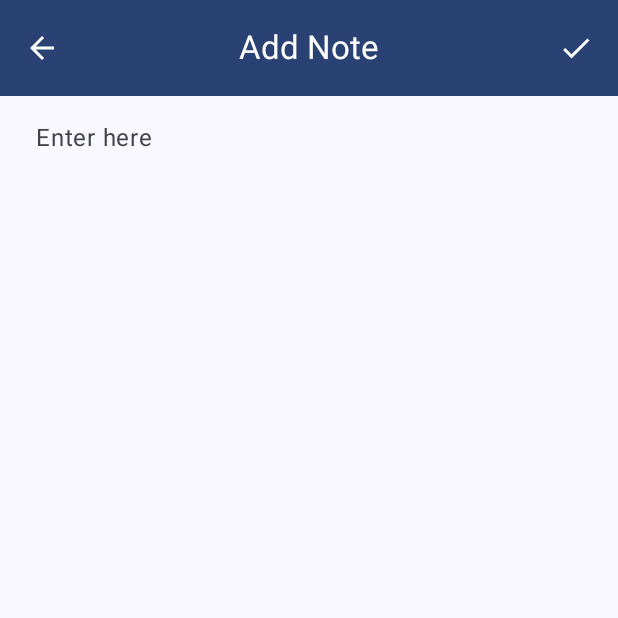
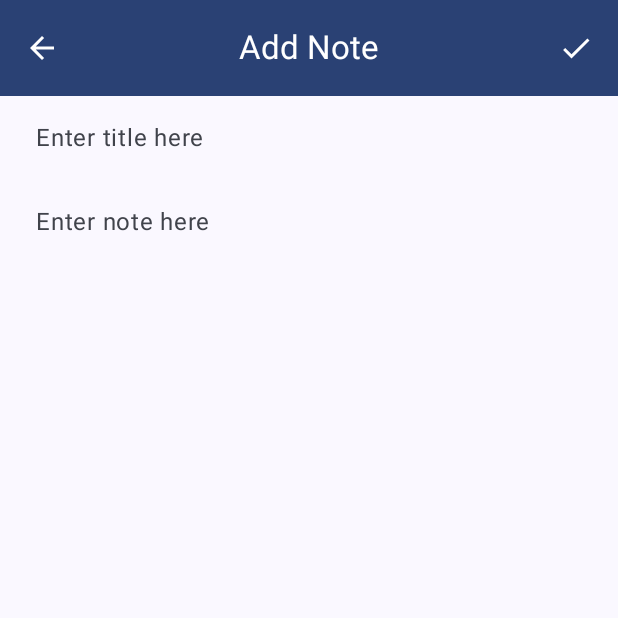
Before and after one commit to dnshariprasad/HNotes, an Android app built with Jetpack Compose: the CreateNoteScreen screen opened through its navigation route, on a phone screen of 412 x 824 dp, the top half of it. Run offline under Robolectric (Android 15) with nearby library versions, the phone set to English and light mode, and no system bars; our stand-ins replace Room's generated code, livedata-compose.

Commit message:
title and info added

```diff
--- a/app/src/main/java/com/htrack/hnotes/ui/screen/CreateNoteScreen.kt
+++ b/app/src/main/java/com/htrack/hnotes/ui/screen/CreateNoteScreen.kt
@@ -1,40 +1,38 @@
 package com.htrack.hnotes.ui.screen
 
+import android.widget.Toast
+import androidx.compose.foundation.layout.Column
 import androidx.compose.foundation.layout.fillMaxHeight
+import androidx.compose.foundation.layout.fillMaxSize
 import androidx.compose.foundation.layout.fillMaxWidth
 import androidx.compose.foundation.layout.padding
+import androidx.compose.foundation.layout.wrapContentHeight
 import androidx.compose.material.icons.Icons
 import androidx.compose.material.icons.filled.Delete
 import androidx.compose.material.icons.filled.Done
 import androidx.compose.material3.Icon
 import androidx.compose.material3.IconButton
-import androidx.compose.material3.MaterialTheme
-import androidx.compose.material3.Text
-import androidx.compose.material3.TextField
-import androidx.compose.material3.TextFieldDefaults
 import androidx.compose.runtime.Composable
 import androidx.compose.runtime.getValue
 import androidx.compose.runtime.mutableStateOf
 import androidx.compose.runtime.remember
 import androidx.compose.runtime.setValue
 import androidx.compose.ui.Modifier
-import androidx.compose.ui.graphics.Color
+import androidx.compose.ui.platform.LocalContext
 import androidx.compose.ui.res.stringResource
 import androidx.compose.ui.unit.dp
 import androidx.navigation.NavHostController
 import com.htrack.hnotes.MainViewModel
 import com.htrack.hnotes.R
-import com.htrack.hnotes.data.Note
 import com.htrack.hnotes.ui.theme.AlertDialog
 import com.htrack.hnotes.ui.theme.BackNavigationIcon
+import com.htrack.hnotes.ui.theme.HTextField
 import com.htrack.hnotes.ui.theme.ScreenCore
 
 @Composable
 fun CreateNoteScreen(navController: NavHostController, viewModel: MainViewModel) {
-    val oldNote = viewModel.selectedNote
-
-    var note by remember { mutableStateOf(oldNote?.info ?: "") }
     var showAlert by remember { mutableStateOf(false) }
+    val context = LocalContext.current // Moved LocalContext inside NoteList
 
     ScreenCore(
         title = stringResource(R.string.add_note),
@@ -45,52 +43,53 @@ fun CreateNoteScreen(navController: NavHostController, viewModel: MainViewModel)
         },
         actions = {
             CreateNoteScreenActions(
-                null != oldNote,
+                0 != viewModel.selectedNote.value.id,
                 deleteClick = {
                     showAlert = !showAlert
                 },
                 addClick = {
-                    if (note.isEmpty()) {
+                    if (viewModel.selectedNote.value.title?.isEmpty() == true) {
+                        Toast.makeText(context, "Please enter title", Toast.LENGTH_SHORT).show()
                         return@CreateNoteScreenActions
                     }
-                    if (null != oldNote) {
-                        oldNote.info = note
-                        viewModel.updateNote(oldNote)
-                    } else {
-                        viewModel.addNote(Note(info = note))
+                    if (viewModel.selectedNote.value.info?.isEmpty() == true) {
+                        Toast.makeText(context, "Please enter info", Toast.LENGTH_SHORT).show()
+                        return@CreateNoteScreenActions
                     }
+                    viewModel.addOrUpdateNote()
                     navController.popBackStack()
                 })
         }) { pv ->
-        TextField(
+        Column(
             modifier = Modifier
-                .fillMaxWidth()
-                .fillMaxHeight()
+                .fillMaxSize()
                 .padding(pv)
-                .padding(start = 8.dp, end = 8.dp),
-            value = note,
-            onValueChange = { t ->
-                note = t
-            },
-            placeholder = { Text(stringResource(R.string.enter_here)) },
-            colors = TextFieldDefaults.colors(
-                cursorColor = MaterialTheme.colorScheme.onPrimary,
-                disabledTextColor = MaterialTheme.colorScheme.onPrimary,
-                focusedTextColor = MaterialTheme.colorScheme.onPrimary,
-                focusedContainerColor = Color.Transparent,
-                unfocusedContainerColor = Color.Transparent,
-                disabledContainerColor = Color.Transparent,
-                errorContainerColor = Color.Transparent,
-                disabledIndicatorColor = Color.Transparent,
-                errorIndicatorColor = Color.Transparent,
-                focusedIndicatorColor = Color.Transparent,
-                unfocusedIndicatorColor = Color.Transparent,
-            )
-        )
-
+        ) {
+            HTextField(
+                modifier = Modifier
+                    .fillMaxWidth()
+                    .wrapContentHeight()
+                    .padding(start = 8.dp, end = 8.dp),
+                text = viewModel.selectedNote.value.title ?: "",
+                hint = stringResource(R.string.enter_title_here)
+            ) { t ->
+                viewModel.onTitleChanged(t)
+            }
+            HTextField(
+                modifier = Modifier
+                    .weight(1F)
+                    .fillMaxWidth()
+                    .fillMaxHeight()
+                    .padding(start = 8.dp, end = 8.dp),
+                text = viewModel.selectedNote.value.info ?: "",
+                hint = stringResource(R.string.enter_note_here)
+            ) { t ->
+                viewModel.onInfoChanged(t)
+            }
+        }
         if (showAlert) {
-            AlertDialog(dialogText = "Are sure do you want to delete?") {
-                viewModel.deleteTodo(viewModel.selectedNote)
+            AlertDialog(dialogText = stringResource(R.string.are_sure_do_you_want_to_delete)) {
+                viewModel.deleteTodo()
                 navController.popBackStack()
                 showAlert = !showAlert
             }
--- a/app/src/main/java/com/htrack/hnotes/ui/theme/AppView.kt
+++ b/app/src/main/java/com/htrack/hnotes/ui/theme/AppView.kt
@@ -19,10 +19,13 @@ import androidx.compose.material3.Scaffold
 import androidx.compose.material3.Surface
 import androidx.compose.material3.Text
 import androidx.compose.material3.TextButton
+import androidx.compose.material3.TextField
+import androidx.compose.material3.TextFieldDefaults
 import androidx.compose.material3.TopAppBarDefaults
 import androidx.compose.runtime.Composable
 import androidx.compose.ui.Modifier
 import androidx.compose.ui.draw.clip
+import androidx.compose.ui.graphics.Color
 import androidx.compose.ui.unit.dp
 import androidx.compose.ui.unit.sp
 
@@ -72,6 +75,34 @@ fun BackNavigationIcon(backNavigationAction: () -> Unit) {
 }
 
 @Composable
+fun HTextField(
+    modifier: Modifier = Modifier,
+    text: String,
+    hint: String,
+    onValueChange: (String?) -> Unit
+) {
+    TextField(
+        modifier = modifier,
+        value = text,
+        onValueChange = onValueChange,
+        placeholder = { Text(hint) },
+        colors = TextFieldDefaults.colors(
+            cursorColor = MaterialTheme.colorScheme.onPrimary,
+            disabledTextColor = MaterialTheme.colorScheme.onPrimary,
+            focusedTextColor = MaterialTheme.colorScheme.onPrimary,
+            focusedContainerColor = Color.Transparent,
+            unfocusedContainerColor = Color.Transparent,
+            disabledContainerColor = Color.Transparent,
+            errorContainerColor = Color.Transparent,
+            disabledIndicatorColor = Color.Transparent,
+            errorIndicatorColor = Color.Transparent,
+            focusedIndicatorColor = Color.Transparent,
+            unfocusedIndicatorColor = Color.Transparent,
+        )
+    )
+}
+
+@Composable
 fun HButton(text: String, click: () -> Unit) {
     Button(
         modifier = Modifier
--- a/app/src/main/res/values/strings.xml
+++ b/app/src/main/res/values/strings.xml
@@ -2,9 +2,11 @@
     <string name="app_name">Hnotes</string>
     <string name="add_note">Add Note</string>
     <string name="your_notes">Your Notes</string>
-    <string name="enter_here">Enter here</string>
+    <string name="enter_title_here">Enter title here</string>
+    <string name="enter_note_here">Enter note here</string>
     <string name="no_notes_found">No Notes found</string>
     <string name="content_description_done">Done</string>
     <string name="content_description_add">Add</string>
     <string name="content_description_delete">Delete</string>
+    <string name="are_sure_do_you_want_to_delete">Are sure do you want to delete?</string>
 </resources>
```
Also changed, not shown: app/src/main/java/com/htrack/hnotes/MainViewModel.kt (+30 -9 lines), app/src/main/java/com/htrack/hnotes/ui/screen/ListScreens.kt (+15 -6 lines).
